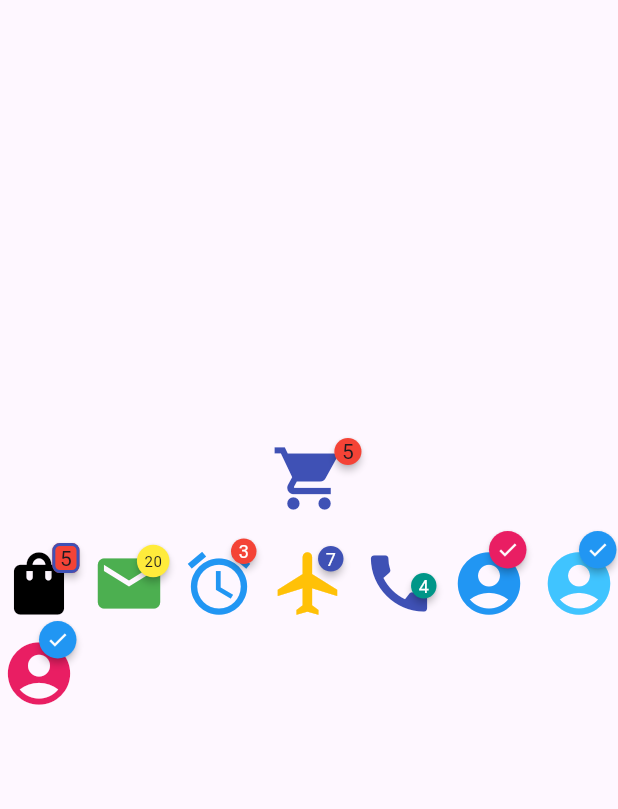
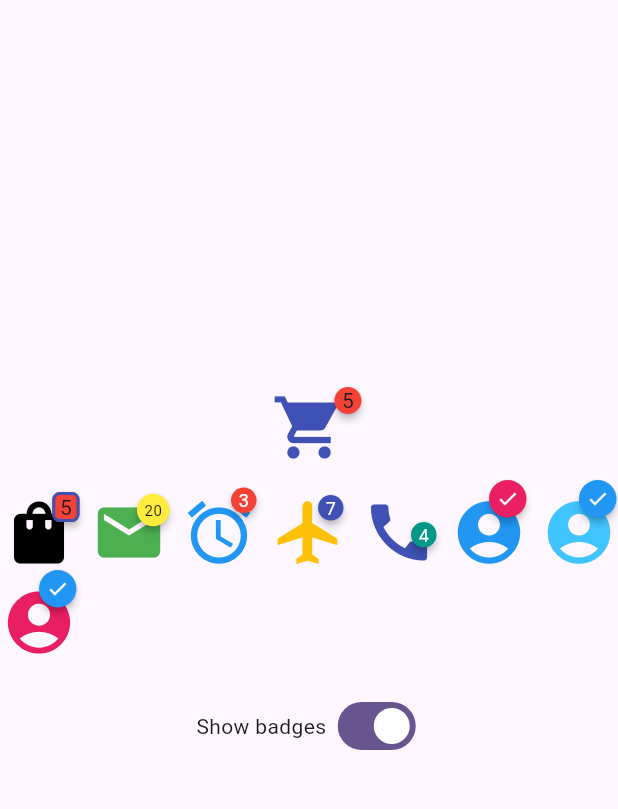
Before and after one commit to zulfequar/badges_demo, a Flutter app: the screen it shows after launch, on a phone screen of 412 x 824 dp, the part 84-893 px from its top. Run offline on Flutter 3.47's test engine with Material 3 defaults, Android fonts, the phone set to English and light mode, and no system bars; drawn by our look-alikes of badges.

Commit message:
Add a UI to show/hide badges Add a switch button for toggling the visibility of different badges with different animations and features by changing the value of the Badge's property showBadge.

```diff
--- a/lib/main.dart
+++ b/lib/main.dart
@@ -30,6 +30,8 @@ class HomePage extends StatefulWidget {
 }
 
 class _HomePageState extends State<HomePage> {
+  bool showBadge = true;
+
   @override
   Widget build(BuildContext context) {
     return Scaffold(
@@ -42,9 +44,10 @@ class _HomePageState extends State<HomePage> {
         child: Column(
           mainAxisAlignment: MainAxisAlignment.center,
           children: <Widget>[
-            const badges.Badge(
-              badgeContent: Text('5'),
-              child: Icon(
+            badges.Badge(
+              showBadge: showBadge,
+              badgeContent: const Text('5'),
+              child: const Icon(
                 Icons.shopping_cart,
                 color: Colors.indigo,
                 size: 50.0,
@@ -56,6 +59,7 @@ class _HomePageState extends State<HomePage> {
               runSpacing: 10,
               children: [
                 badges.Badge(
+                  showBadge: showBadge,
                   badgeContent: const Text('5'),
                   position: badges.BadgePosition.topEnd(top: -2, end: -2),
                   badgeAnimation: const badges.BadgeAnimation.rotation(
@@ -80,6 +84,7 @@ class _HomePageState extends State<HomePage> {
                   ),
                 ),
                 badges.Badge(
+                  showBadge: showBadge,
                   badgeContent: const Text(
                     '20',
                     style: TextStyle(fontSize: 10),
@@ -99,6 +104,7 @@ class _HomePageState extends State<HomePage> {
                   ),
                 ),
                 badges.Badge(
+                  showBadge: showBadge,
                   badgeContent: const Text(
                     '3',
                     style: TextStyle(
@@ -122,6 +128,7 @@ class _HomePageState extends State<HomePage> {
                   ),
                 ),
                 badges.Badge(
+                  showBadge: showBadge,
                   badgeContent: const Text(
                     '7',
                     style: TextStyle(
@@ -144,6 +151,7 @@ class _HomePageState extends State<HomePage> {
                   ),
                 ),
                 badges.Badge(
+                  showBadge: showBadge,
                   badgeContent: const Text(
                     '4',
                     style: TextStyle(
@@ -166,6 +174,7 @@ class _HomePageState extends State<HomePage> {
                   ),
                 ),
                 badges.Badge(
+                  showBadge: showBadge,
                   badgeContent: const Icon(
                     Icons.check,
                     size: 15,
@@ -187,6 +196,7 @@ class _HomePageState extends State<HomePage> {
                   ),
                 ),
                 badges.Badge(
+                  showBadge: showBadge,
                   badgeContent: const Icon(
                     Icons.check,
                     size: 15,
@@ -204,6 +214,7 @@ class _HomePageState extends State<HomePage> {
                   ),
                 ),
                 badges.Badge(
+                  showBadge: showBadge,
                   badgeContent: const Icon(
                     Icons.check,
                     size: 15,
@@ -222,6 +233,28 @@ class _HomePageState extends State<HomePage> {
                 ),
               ],
             ),
+            const SizedBox(height: 20),
+            InkWell(
+              onTap: () {
+                setState(() {
+                  showBadge = !showBadge;
+                });
+              },
+              child: Row(
+                mainAxisSize: MainAxisSize.min,
+                children: [
+                  const Text('Show badges '),
+                  Switch(
+                    value: showBadge,
+                    onChanged: (newValue) {
+                      setState(() {
+                        showBadge = newValue;
+                      });
+                    },
+                  ),
+                ],
+              ),
+            )
           ],
         ),
       ),
```
